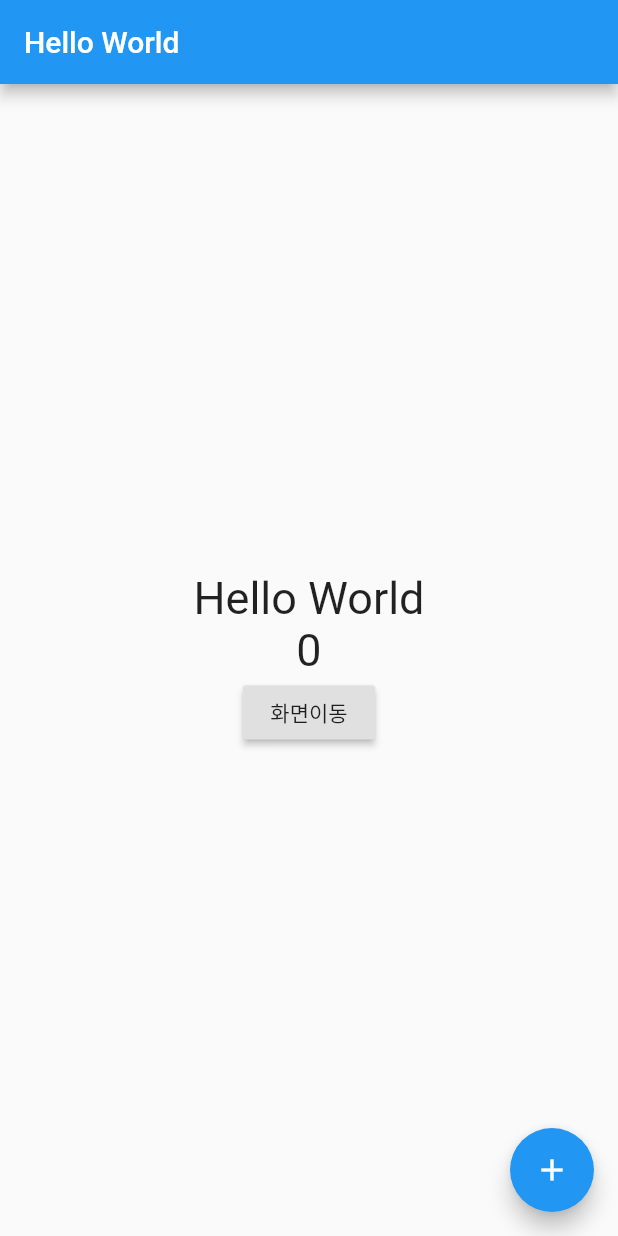
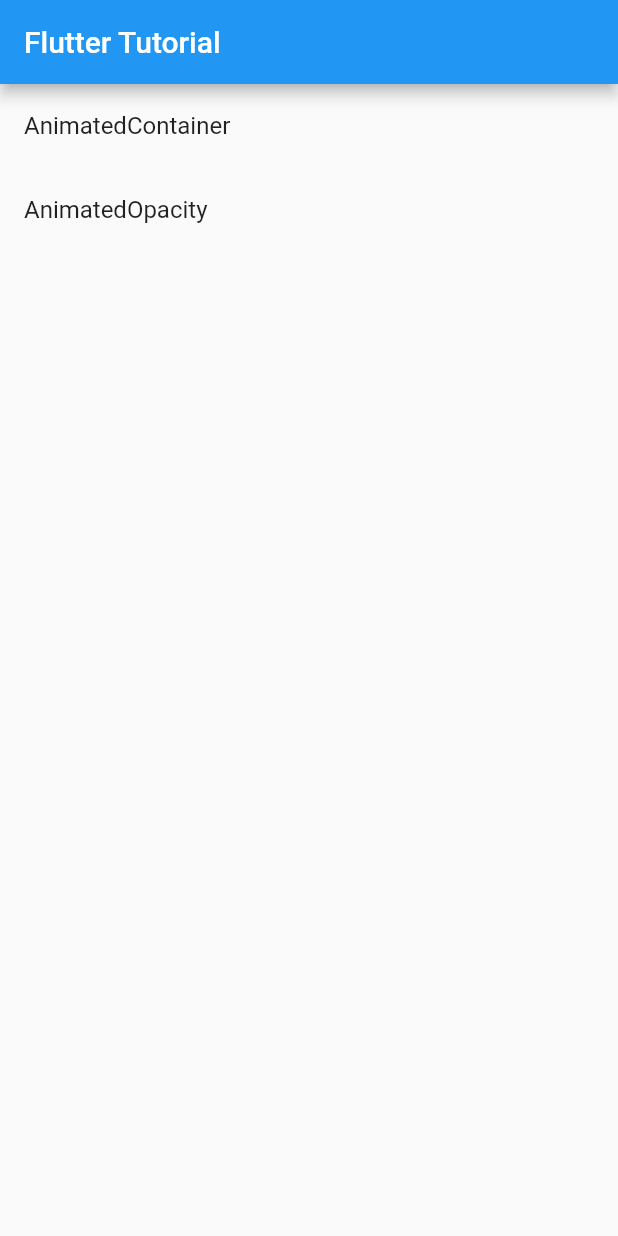
Before and after one commit to kimjh4930/flutter-intermediate, a Flutter app: the screen it shows after launch, on a phone screen of 412 x 824 dp. Run offline on Flutter 3.47's test engine with Material 2 defaults, Android fonts, the phone set to English and light mode, and no system bars.

Commit message:
AnimatedOpacity

```diff
--- a/lib/MyAnimatedContainer.dart
+++ b/lib/MyAnimatedContainer.dart
@@ -12,8 +12,6 @@ class _MyAnimatedContainerState extends State<MyAnimatedContainer> {
   double _height = 50;
   Color _color = Colors.green;
   BorderRadius _borderRadius = BorderRadius.circular(8);
-
-
 
   @override
   Widget build(BuildContext context) {
--- a/lib/main.dart
+++ b/lib/main.dart
@@ -1,6 +1,7 @@
 import 'package:flutter/material.dart';
+import 'package:flutter_intermediate/MyAnimatedContainer.dart';
 
-import 'MyAnimatedContainer.dart';
+import 'MyAnimatedOpacity.dart';
 
 void main() {
   runApp(MyApp());
@@ -14,11 +15,45 @@ class MyApp extends StatelessWidget {
         theme: ThemeData(
             primarySwatch: Colors.blue,
         ),
-        home: HelloPage('Hello World')
+        home: Scaffold(
+          appBar: AppBar(
+            title : Text('Flutter Tutorial'),
+          ),
+          body: Home(),
+        )
     );
   }
 }
 
+class Home extends StatefulWidget {
+  @override
+  _HomeState createState() => _HomeState();
+}
+
+class _HomeState extends State<Home> {
+  @override
+  Widget build(BuildContext context) {
+    return ListView(
+      children: <Widget>[
+        ListTile(
+          title : Text('AnimatedContainer'),
+          onTap: (){
+            Navigator.push(context, MaterialPageRoute(builder: (context) => MyAnimatedContainer()));
+          },
+        ),
+        ListTile(
+          title : Text('AnimatedOpacity'),
+          onTap: (){
+            Navigator.push(context, MaterialPageRoute(builder: (context) => MyAnimatedOpacity()));
+          },
+        )
+      ],
+    );
+  }
+}
+
+
+/*
 class HelloPage extends StatefulWidget {
   final String title;
   HelloPage(this.title);
@@ -49,7 +84,7 @@ class _HelloPageState extends State<HelloPage> {
           RaisedButton(
             child: Text('화면이동'),
             onPressed: () {
-              Navigator.push(context, MaterialPageRoute(builder: (context) => MyAnimatedContainer()));
+              Navigator.push(context, MaterialPageRoute(builder: (context) => MyAnimatedOpacity()));
             },
           )
         ],
@@ -57,3 +92,4 @@ class _HelloPageState extends State<HelloPage> {
     );
   }
 }
+ */
```
Also changed, not shown: lib/MyAnimatedOpacity.dart (added, +37 -0 lines).
